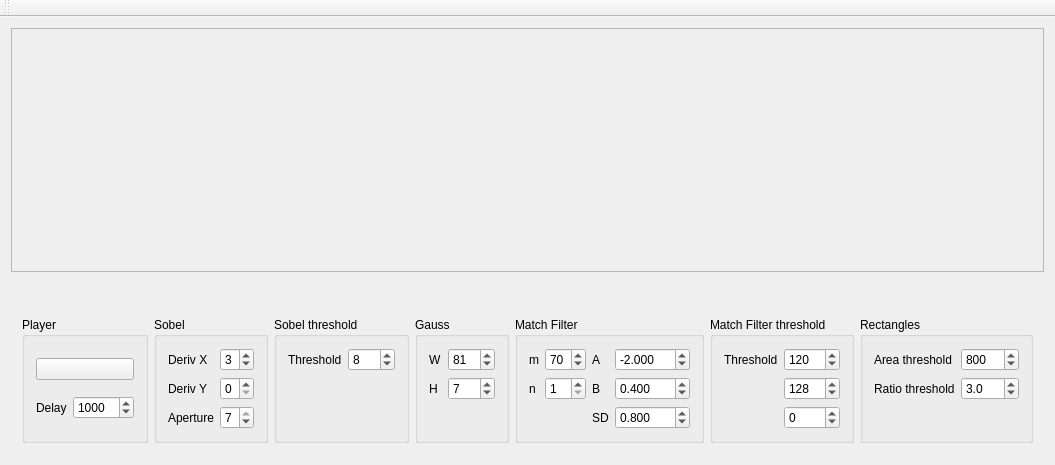
First picture: the form in LicensePlateExtractor/mainwindow.ui, repository dworak/licence-plate-extractor, before the edit.
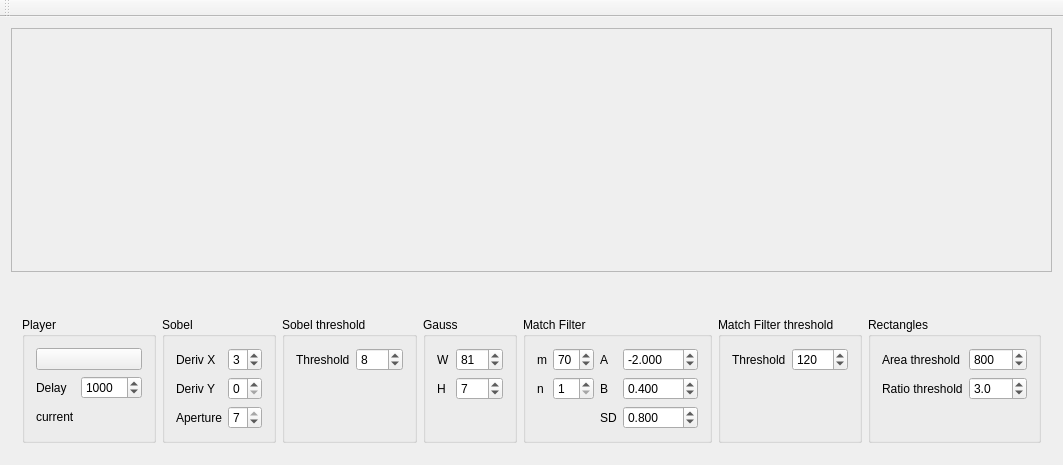
Second picture: the form after the edit. Icons and pictures are not drawn. Custom widgets are drawn as their Qt base class.

```diff
--- a/LicensePlateExtractor/mainwindow.ui
+++ b/LicensePlateExtractor/mainwindow.ui
@@ -103,6 +103,13 @@
             </property>
            </widget>
           </item>
+          <item row="2" column="0">
+           <widget class="QLabel" name="current">
+            <property name="text">
+             <string>current</string>
+            </property>
+           </widget>
+          </item>
          </layout>
         </widget>
        </item>
@@ -409,29 +416,6 @@
             </property>
            </widget>
           </item>
-          <item row="1" column="1">
-           <widget class="QSpinBox" name="thres">
-            <property name="maximum">
-             <number>255</number>
-            </property>
-            <property name="value">
-             <number>128</number>
-            </property>
-           </widget>
-          </item>
-          <item row="2" column="1">
-           <widget class="QSpinBox" name="thres2">
-            <property name="minimum">
-             <number>-255</number>
-            </property>
-            <property name="maximum">
-             <number>255</number>
-            </property>
-            <property name="value">
-             <number>0</number>
-            </property>
-           </widget>
-          </item>
          </layout>
         </widget>
        </item>
```
